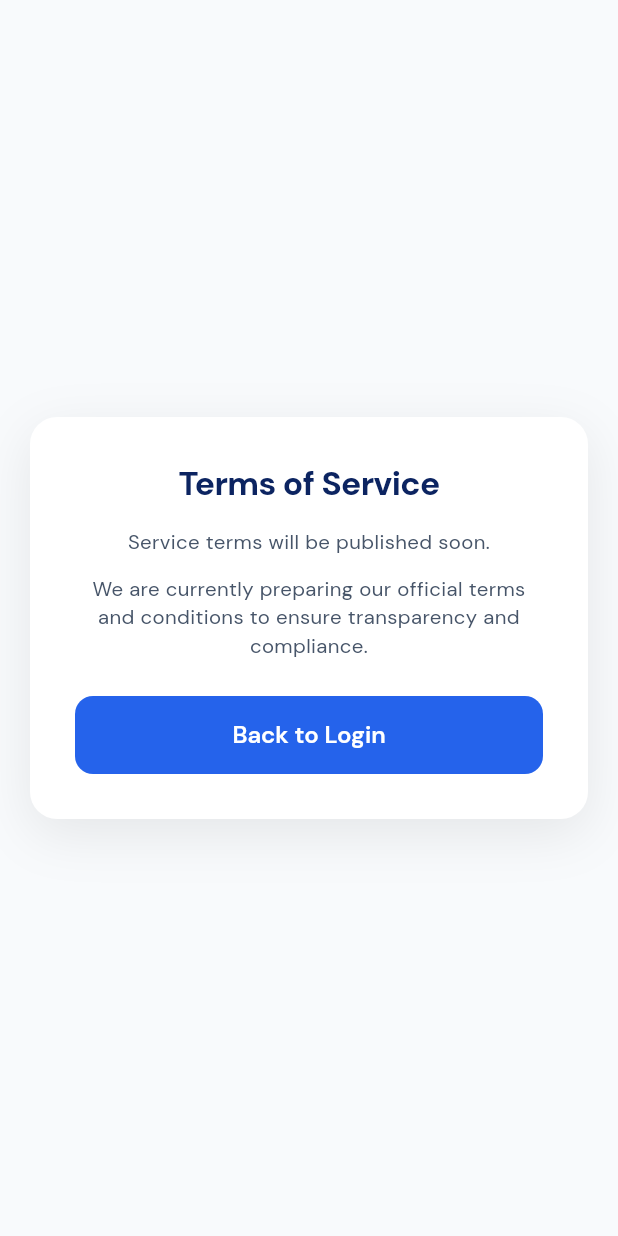
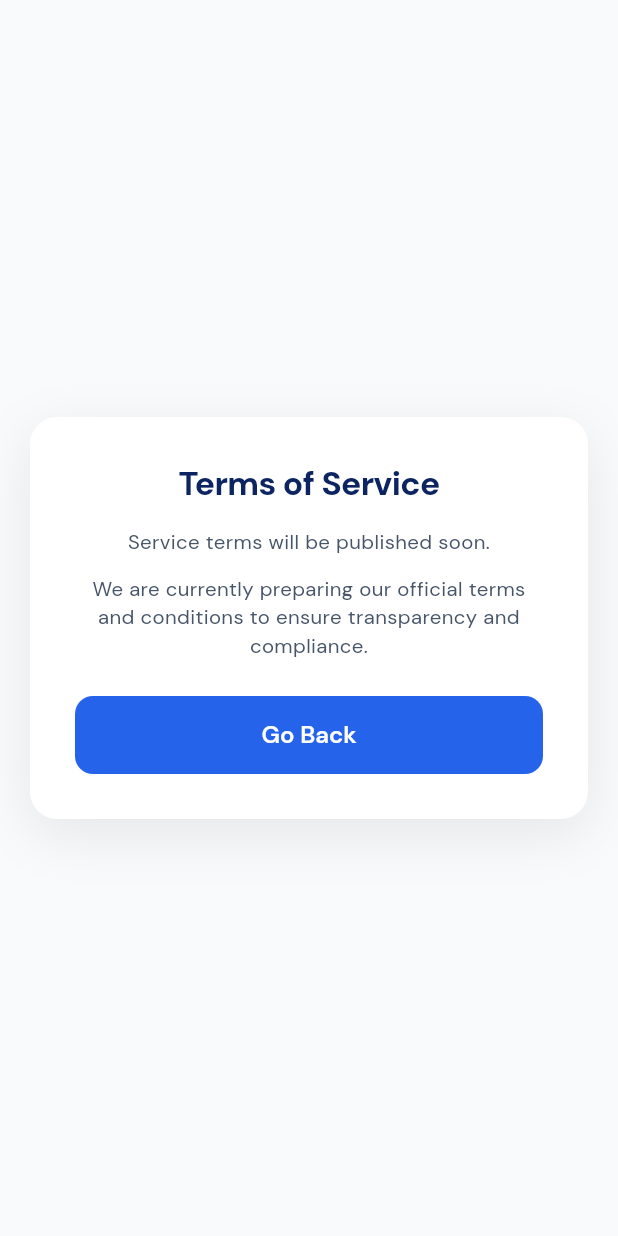
Before and after one commit to Benney-Walker/eazy_attendance, a Flutter app: the TermsScreen screen opened by its route, on a phone screen of 412 x 824 dp. Run offline on Flutter 3.47's test engine with Material 3 defaults, Android fonts, the phone set to English and light mode, and no system bars; our stand-ins replace connectivity_plus, dio, drift, flutter_local_notifications, flutter_riverpod, flutter_secure_storage; accounts and stored records are empty; generated files the repository leaves out were written again.

Commit message:
code cleaning

```diff
--- a/lib/core/sync/sync_service.dart
+++ b/lib/core/sync/sync_service.dart
@@ -137,10 +137,6 @@ class SyncService {
         data: body,
         options: Options(
           headers: {
-            // staffId + Authorization are also added by the interceptor, but we
-            // set them explicitly from the job so the request is self-contained
-            // and replay-accurate regardless of the current session.
-            'staffId': job.staffId,
             'selectedDate': job.date,
             'levelId': job.levelId,
           },
--- a/lib/features/attendance/data/attendance_repository.dart
+++ b/lib/features/attendance/data/attendance_repository.dart
@@ -33,12 +33,6 @@ class AttendanceRepository {
     };
   }
 
-  /// Save attendance locally and enqueue it for sync.
-  ///
-  /// Writes one AttendanceRecords row per student and one SyncQueue job for the
-  /// (level, date). The job's `payloadJson` is the exact body the backend
-  /// expects — a JSON array of `{studentId, status}` — captured now so it can
-  /// be replayed unchanged even after an app restart.
   Future<void> saveAttendance({
     required String staffId,
     required String levelId,
--- a/lib/features/auth/ui/terms_screen.dart
+++ b/lib/features/auth/ui/terms_screen.dart
@@ -51,7 +51,7 @@ class TermsScreen extends StatelessWidget {
                     ),
                     const SizedBox(height: 24),
                     LoadingButton(
-                      label: 'Back to Login',
+                      label: 'Go Back',
                       expand: false,
                       onPressed: () => Navigator.of(context).maybePop(),
                     ),
```
Also changed, not shown: lib/core/sync/sync_controller.dart (+0 -14 lines).
